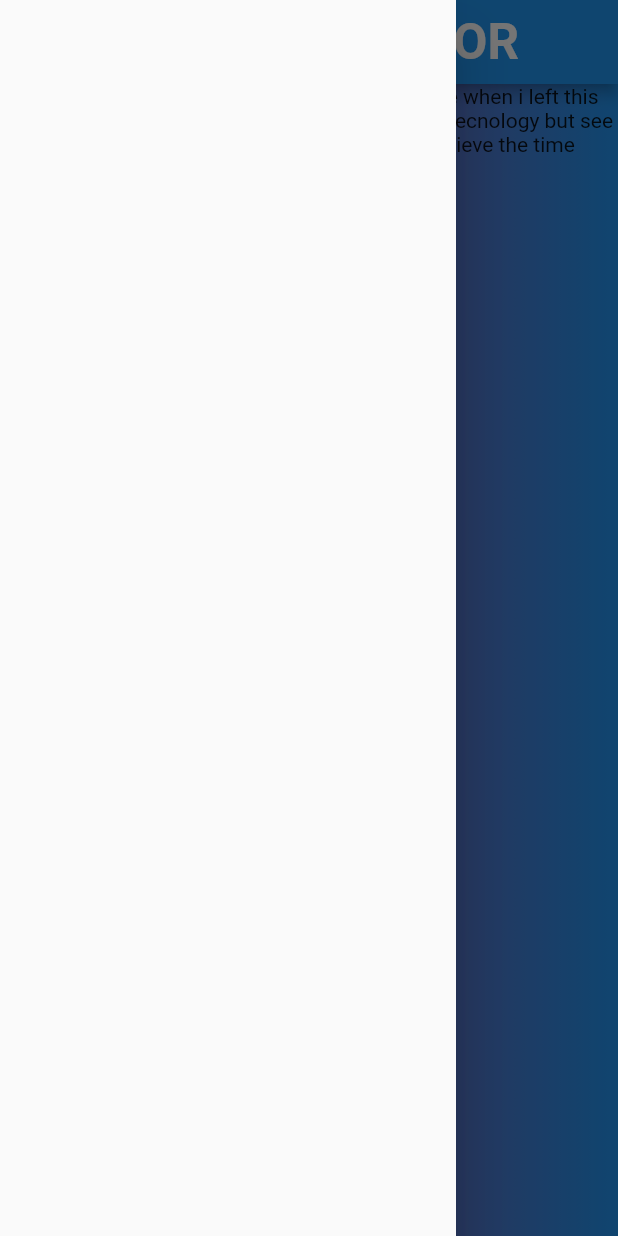
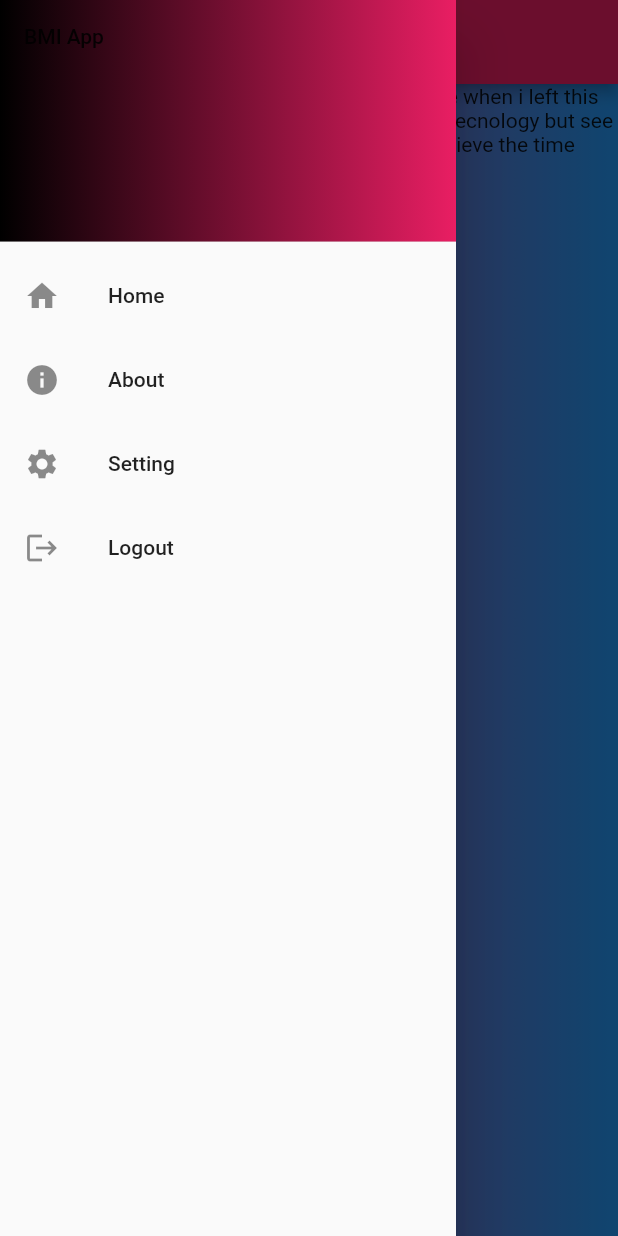
Before and after one commit to taurusaman/bmi-health-app, a Flutter app: the HomeScreen screen opened by its route, with the side drawer open, on a phone screen of 412 x 824 dp. Run offline on Flutter 3.47's test engine with Material 2 defaults, Android fonts, the phone set to English and light mode, and no system bars; our stand-ins replace firebase_auth, firebase_core; accounts and stored records are empty.

```diff
--- a/lib/main.dart
+++ b/lib/main.dart
@@ -1,6 +1,8 @@
+import 'package:bmi_calculator/screens/aboutt.dart';
 import 'package:bmi_calculator/screens/home.dart';
 import 'package:bmi_calculator/screens/loginscreen.dart';
 import 'package:bmi_calculator/screens/otpscreen.dart';
+import 'package:bmi_calculator/screens/settings.dart';
 import 'package:firebase_core/firebase_core.dart';
 import 'package:flutter/material.dart';
 import 'package:firebase_auth/firebase_auth.dart';
@@ -25,6 +27,8 @@ class BMIApp extends StatelessWidget {
       routes: {
         '/login': (context) => MyLoginscreen(),
         '/home': (context) => HomeScreen(),
+         '/about': (context) => Aboutus(),
+          '/setting': (context) => settingscreen(),
       },
     );
   }
--- a/lib/screens/home.dart
+++ b/lib/screens/home.dart
@@ -1,4 +1,5 @@
 import 'package:bmi_calculator/constants/app_constants.dart';
+import 'package:bmi_calculator/screens/aboutt.dart';
 import 'package:bmi_calculator/widgets/leftbar.dart';
 import 'package:bmi_calculator/widgets/rightbar.dart';
 import 'package:flutter/material.dart';
@@ -14,19 +15,53 @@ class _HomeScreenState extends State<HomeScreen> {
     return Scaffold(
       appBar: AppBar(
         title: Text("BMI CALCULATOR",
-            style: TextStyle(fontSize: 33, fontWeight: FontWeight.bold)),
+            style: TextStyle(fontSize: 15, fontWeight: FontWeight.bold)),
+        backgroundColor: Colors.pink,
+        centerTitle: true,
       ),
       body: Container(
-        decoration: BoxDecoration(gradient: LinearGradient(colors: [Colors.pink,Colors.blue])),
+        decoration: BoxDecoration(
+            gradient: LinearGradient(colors: [Colors.pink, Colors.blue])),
         child: Column(
           children: [
             Text(
-                'Welcome to BMI Mobile App I remember the time when i left this app because i was not too much aware with the tecnology but see now i am doin it now so trust the process and believe the time factor')
+                'Welcome to BMI Mobile App I remember the time when i left this app because i was not too much aware with the tecnology but see now i am doin it now so trust the process and believe the time factor'),
+            ElevatedButton(
+                onPressed: () {
+                  Navigator.pushNamed(context, '/about');
+                },
+                child: Text('SWitch to About Screen'))
           ],
         ),
       ),
       drawer: Drawer(
-
+        child: ListView(padding: EdgeInsets.all(0), children: [
+          DrawerHeader(
+              decoration: BoxDecoration(
+                gradient: LinearGradient(colors: [Colors.black, Colors.pink]),
+              ),
+              child: Text('BMI App')),
+          ListTile(
+            leading: Icon(Icons.home),
+            title: Text('Home'),
+            onTap: () => HomeScreen(),
+          ),
+          ListTile(
+              leading: Icon(Icons.info),
+              title: Text('About'),
+              onTap: () => Aboutus(),
+          ),
+          ListTile(
+            leading: Icon(Icons.settings),
+            title: Text('Setting'),
+            onTap: () => HomeScreen(),
+          ),
+          ListTile(
+            leading: Icon(Icons.logout),
+            title: Text('Logout'),
+            onTap: () => HomeScreen(),
+          )
+        ]),
       ),
     );
   }
```
Also changed, not shown: lib/screens/aboutt.dart (+6 -7 lines), lib/screens/settings.dart (added, +21 -0 lines), assets/images/image1.jpg (added), assets/images/image2.jpg (added), assets/images/image3.jpg (added), assets/images/image4.jpg (added).
